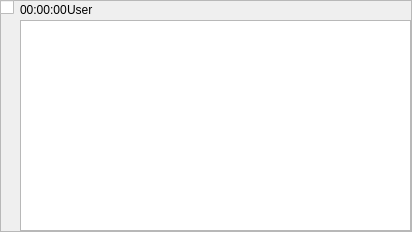
Old version of the form checkablechatmessage.ui in the repository TutorExilius/TwitchChatMan.
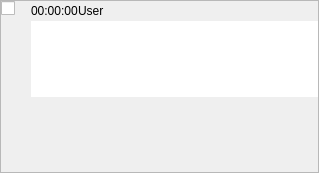
New version of the form.

```diff
--- a/checkablechatmessage.ui
+++ b/checkablechatmessage.ui
@@ -6,10 +6,31 @@
    <rect>
     <x>0</x>
     <y>0</y>
-    <width>412</width>
-    <height>232</height>
+    <width>319</width>
+    <height>173</height>
    </rect>
   </property>
+  <property name="sizePolicy">
+   <sizepolicy hsizetype="MinimumExpanding" vsizetype="MinimumExpanding">
+    <horstretch>0</horstretch>
+    <verstretch>0</verstretch>
+   </sizepolicy>
+  </property>
+  <property name="minimumSize">
+   <size>
+    <width>0</width>
+    <height>0</height>
+   </size>
+  </property>
+  <property name="maximumSize">
+   <size>
+    <width>500</width>
+    <height>16777215</height>
+   </size>
+  </property>
+  <property name="contextMenuPolicy">
+   <enum>Qt::DefaultContextMenu</enum>
+  </property>
   <property name="windowTitle">
    <string>Frame</string>
   </property>
@@ -19,19 +40,33 @@
   <property name="frameShadow">
    <enum>QFrame::Raised</enum>
   </property>
-  <widget class="QWidget" name="horizontalLayoutWidget">
-   <property name="geometry">
-    <rect>
-     <x>0</x>
-     <y>0</y>
-     <width>411</width>
-     <height>231</height>
-    </rect>
+  <layout class="QVBoxLayout" name="verticalLayout_3">
+   <property name="spacing">
+    <number>0</number>
    </property>
+   <property name="sizeConstraint">
+    <enum>QLayout::SetMinimumSize</enum>
+   </property>
+   <property name="leftMargin">
+    <number>0</number>
+   </property>
+   <property name="topMargin">
+    <number>0</number>
+   </property>
+   <property name="rightMargin">
+    <number>0</number>
+   </property>
+   <property name="bottomMargin">
+    <number>0</number>
+   </property>
+   <item>
    <layout class="QHBoxLayout" name="horizontalLayout">
     <property name="spacing">
      <number>0</number>
     </property>
+     <property name="sizeConstraint">
+      <enum>QLayout::SetMinimumSize</enum>
+     </property>
     <property name="rightMargin">
      <number>0</number>
     </property>
@@ -40,8 +75,17 @@
     </property>
     <item>
      <layout class="QVBoxLayout" name="verticalLayout">
+       <property name="sizeConstraint">
+        <enum>QLayout::SetMinimumSize</enum>
+       </property>
       <item>
        <widget class="QCheckBox" name="checkBox">
+         <property name="sizePolicy">
+          <sizepolicy hsizetype="Preferred" vsizetype="Preferred">
+           <horstretch>0</horstretch>
+           <verstretch>0</verstretch>
+          </sizepolicy>
+         </property>
         <property name="text">
          <string/>
         </property>
@@ -52,10 +96,13 @@
         <property name="orientation">
          <enum>Qt::Vertical</enum>
         </property>
+         <property name="sizeType">
+          <enum>QSizePolicy::MinimumExpanding</enum>
+         </property>
         <property name="sizeHint" stdset="0">
          <size>
-          <width>20</width>
-          <height>40</height>
+           <width>30</width>
+           <height>0</height>
          </size>
         </property>
        </spacer>
@@ -64,10 +111,22 @@
     </item>
     <item>
      <layout class="QVBoxLayout" name="verticalLayout_2">
+       <property name="sizeConstraint">
+        <enum>QLayout::SetMinimumSize</enum>
+       </property>
       <item>
        <layout class="QHBoxLayout" name="horizontalLayout_2">
+         <property name="sizeConstraint">
+          <enum>QLayout::SetMinimumSize</enum>
+         </property>
         <item>
          <widget class="QLabel" name="label_time">
+           <property name="sizePolicy">
+            <sizepolicy hsizetype="Preferred" vsizetype="Fixed">
+             <horstretch>0</horstretch>
+             <verstretch>0</verstretch>
+            </sizepolicy>
+           </property>
           <property name="text">
            <string>00:00:00</string>
           </property>
@@ -75,6 +134,12 @@
         </item>
         <item>
          <widget class="QLabel" name="label_user">
+           <property name="sizePolicy">
+            <sizepolicy hsizetype="Preferred" vsizetype="Fixed">
+             <horstretch>0</horstretch>
+             <verstretch>0</verstretch>
+            </sizepolicy>
+           </property>
           <property name="text">
            <string>User</string>
           </property>
@@ -85,6 +150,9 @@
           <property name="orientation">
            <enum>Qt::Horizontal</enum>
           </property>
+           <property name="sizeType">
+            <enum>QSizePolicy::MinimumExpanding</enum>
+           </property>
           <property name="sizeHint" stdset="0">
            <size>
             <width>40</width>
@@ -96,12 +164,76 @@
        </layout>
       </item>
       <item>
-       <widget class="QTextEdit" name="textEdit_message"/>
-      </item>
-     </layout>
-    </item>
-   </layout>
-  </widget>
+        <layout class="QVBoxLayout" name="verticalLayout_4">
+         <property name="sizeConstraint">
+          <enum>QLayout::SetMinimumSize</enum>
+         </property>
+         <property name="bottomMargin">
+          <number>0</number>
+         </property>
+         <item>
+          <widget class="QTextEdit" name="textEdit">
+           <property name="sizePolicy">
+            <sizepolicy hsizetype="Expanding" vsizetype="MinimumExpanding">
+             <horstretch>0</horstretch>
+             <verstretch>0</verstretch>
+            </sizepolicy>
+           </property>
+           <property name="minimumSize">
+            <size>
+             <width>0</width>
+             <height>0</height>
+            </size>
+           </property>
+           <property name="inputMethodHints">
+            <set>Qt::ImhNone</set>
+           </property>
+           <property name="frameShape">
+            <enum>QFrame::NoFrame</enum>
+           </property>
+           <property name="frameShadow">
+            <enum>QFrame::Plain</enum>
+           </property>
+           <property name="horizontalScrollBarPolicy">
+            <enum>Qt::ScrollBarAlwaysOff</enum>
+           </property>
+           <property name="sizeAdjustPolicy">
+            <enum>QAbstractScrollArea::AdjustToContents</enum>
+           </property>
+           <property name="autoFormatting">
+            <set>QTextEdit::AutoNone</set>
+           </property>
+           <property name="acceptRichText">
+            <bool>false</bool>
+           </property>
+           <property name="textInteractionFlags">
+            <set>Qt::TextSelectableByKeyboard|Qt::TextSelectableByMouse</set>
+           </property>
+           <property name="placeholderText">
+            <string/>
+           </property>
+          </widget>
+         </item>
+         <item>
+          <spacer name="verticalSpacer_2">
+           <property name="orientation">
+            <enum>Qt::Vertical</enum>
+           </property>
+           <property name="sizeHint" stdset="0">
+            <size>
+             <width>20</width>
+             <height>0</height>
+            </size>
+           </property>
+          </spacer>
+         </item>
+        </layout>
+       </item>
+      </layout>
+     </item>
+    </layout>
+   </item>
+  </layout>
  </widget>
  <resources/>
  <connections>
```
Lines whose indentation alone changed are shown as unchanged.
